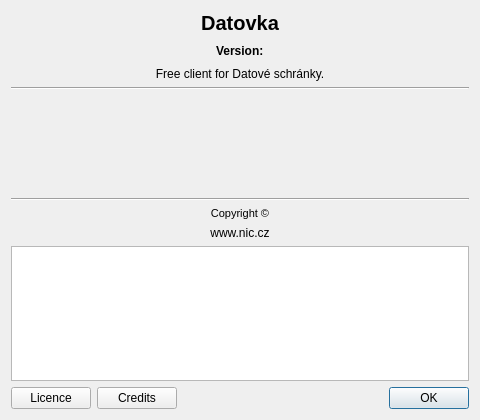
First picture: the form in src/gui/ui/dlg_about.ui, repository psakar/datovka, before the edit.
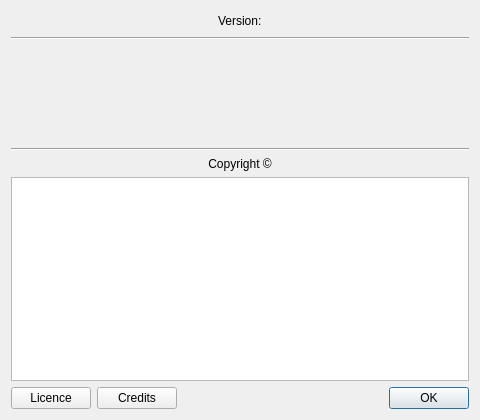
Second picture: the form after the edit.

Commit message: Reduced number of QLabels in about dialogue.

Diff of the .ui file:
```diff
--- a/src/gui/ui/dlg_about.ui
+++ b/src/gui/ui/dlg_about.ui
@@ -20,29 +20,6 @@
    <string>About Datovka</string>
   </property>
   <layout class="QVBoxLayout" name="verticalLayout">
-   <item>
-    <widget class="QLabel" name="labelDatovka">
-     <property name="font">
-      <font>
-       <pointsize>15</pointsize>
-       <weight>75</weight>
-       <bold>true</bold>
-      </font>
-     </property>
-     <property name="layoutDirection">
-      <enum>Qt::LeftToRight</enum>
-     </property>
-     <property name="text">
-      <string>Datovka</string>
-     </property>
-     <property name="alignment">
-      <set>Qt::AlignCenter</set>
-     </property>
-     <property name="wordWrap">
-      <bool>true</bool>
-     </property>
-    </widget>
-   </item>
    <item>
     <layout class="QHBoxLayout" name="horizontalLayout_2">
      <item>
@@ -62,8 +39,8 @@
       <widget class="QLabel" name="labelVersion">
        <property name="font">
         <font>
-         <weight>75</weight>
-         <bold>true</bold>
+         <weight>50</weight>
+         <bold>false</bold>
         </font>
        </property>
        <property name="text">
@@ -86,19 +63,6 @@
      </item>
     </layout>
    </item>
-   <item>
-    <widget class="QLabel" name="labelInfo">
-     <property name="text">
-      <string>Free client for Datové schránky.</string>
-     </property>
-     <property name="alignment">
-      <set>Qt::AlignCenter</set>
-     </property>
-     <property name="wordWrap">
-      <bool>true</bool>
-     </property>
-    </widget>
-   </item>
    <item>
     <widget class="Line" name="line">
      <property name="orientation">
@@ -133,7 +97,7 @@
     <widget class="QLabel" name="labelCopy">
      <property name="font">
       <font>
-       <pointsize>8</pointsize>
+       <pointsize>9</pointsize>
        <kerning>false</kerning>
       </font>
      </property>
@@ -145,16 +109,6 @@
      </property>
     </widget>
    </item>
-   <item>
-    <widget class="QLabel" name="labelUrl">
-     <property name="text">
-      <string>www.nic.cz</string>
-     </property>
-     <property name="alignment">
-      <set>Qt::AlignCenter</set>
-     </property>
-    </widget>
-   </item>
    <item>
     <widget class="QTextEdit" name="textEdit">
      <property name="readOnly">
```
The commit also changes 1 other file.
